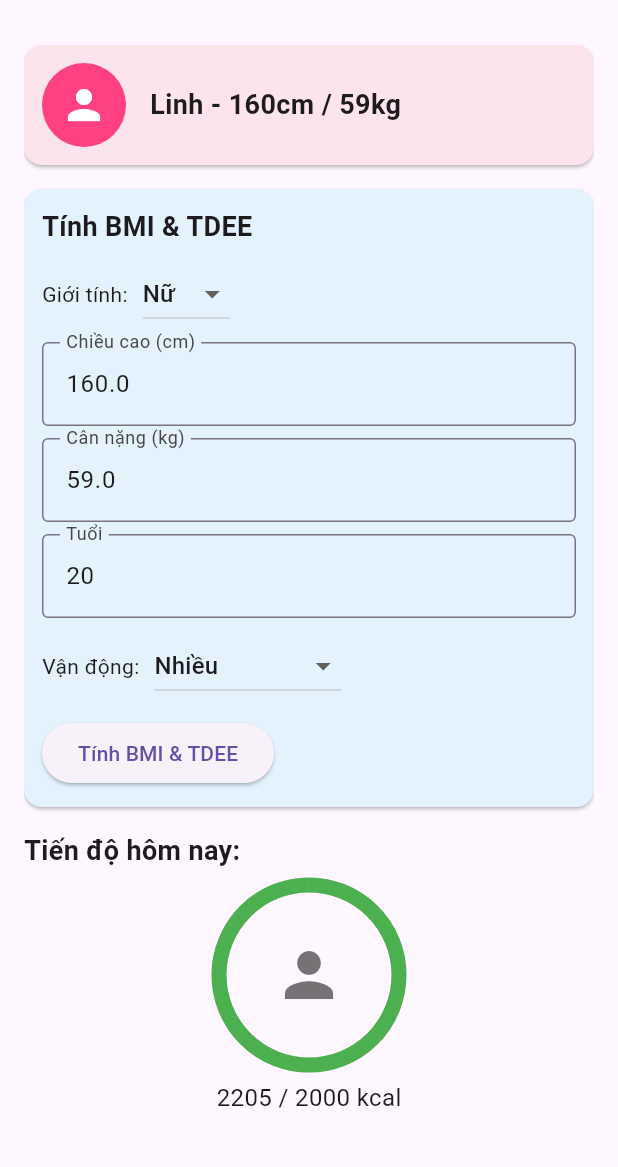
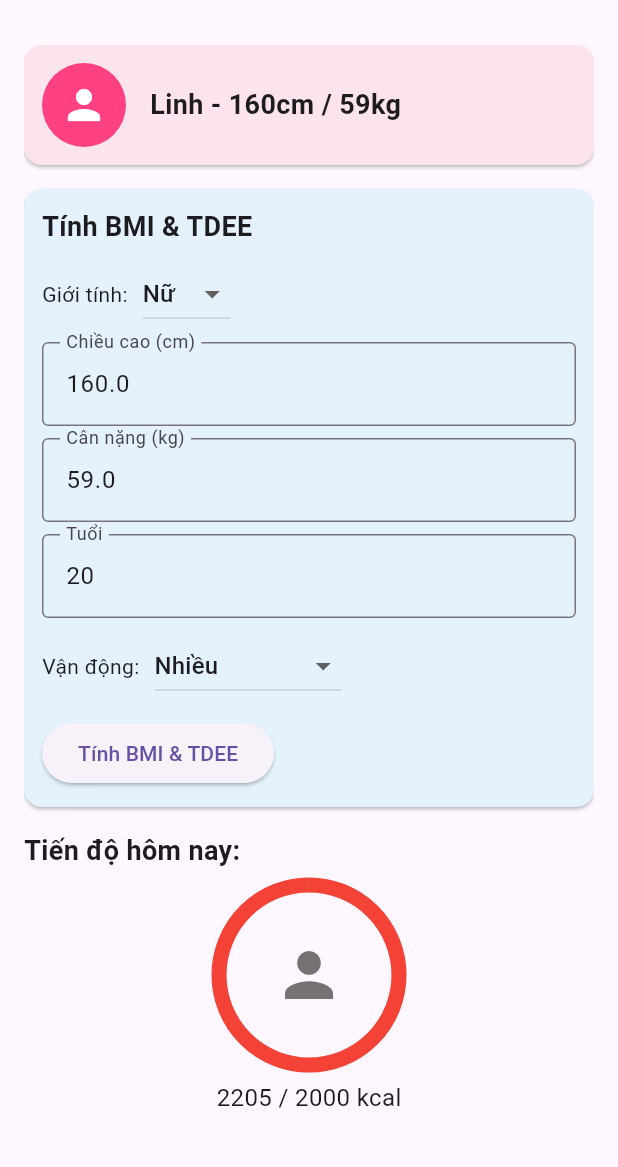
Before and after one commit to phuonglinh000/2025_LTTBDD_N04_Nhom_25, a Flutter app: the screen it shows after launch, on a phone screen of 412 x 824 dp, the part 63-1230 px from its top. Run offline on Flutter 3.47's test engine with Material 3 defaults, Android fonts, the phone set to English and light mode, and no system bars.

Commit message:
thanh tiến độ đổi màu

```diff
--- a/calories/lib/man_hinh_chinh.dart
+++ b/calories/lib/man_hinh_chinh.dart
@@ -95,7 +95,7 @@ class _man_hinh_chinhState extends State<man_hinh_chinh> {
     double progress = (goal > 0) ? (totalCalories / goal) : 0.0;
     if (progress.isInfinite || progress.isNaN) progress = 0.0;
     if (progress < 0) progress = 0.0;
-    if (progress > 1) progress = 1.0;
+    double displayProgress = progress.clamp(0.0, 1.0);
 
     return Scaffold(
       appBar: AppBar(
@@ -247,12 +247,12 @@ class _man_hinh_chinhState extends State<man_hinh_chinh> {
                         height: 120,
                         width: 120,
                         child: CircularProgressIndicator(
-                          value: progress,
+                          value: displayProgress,
                           strokeWidth: 10,
                           backgroundColor: Colors.grey[300],
 
                           valueColor: AlwaysStoppedAnimation<Color>(
-                            progress < 0.9 ? Colors.amber : (progress <= 1.1 ? Colors.green : Colors.red)
+                            progress < 1.0 ? Colors.amber : (progress < 0.9 ? Colors.green : Colors.red)
                           ),
                         ),
                       ),
```
